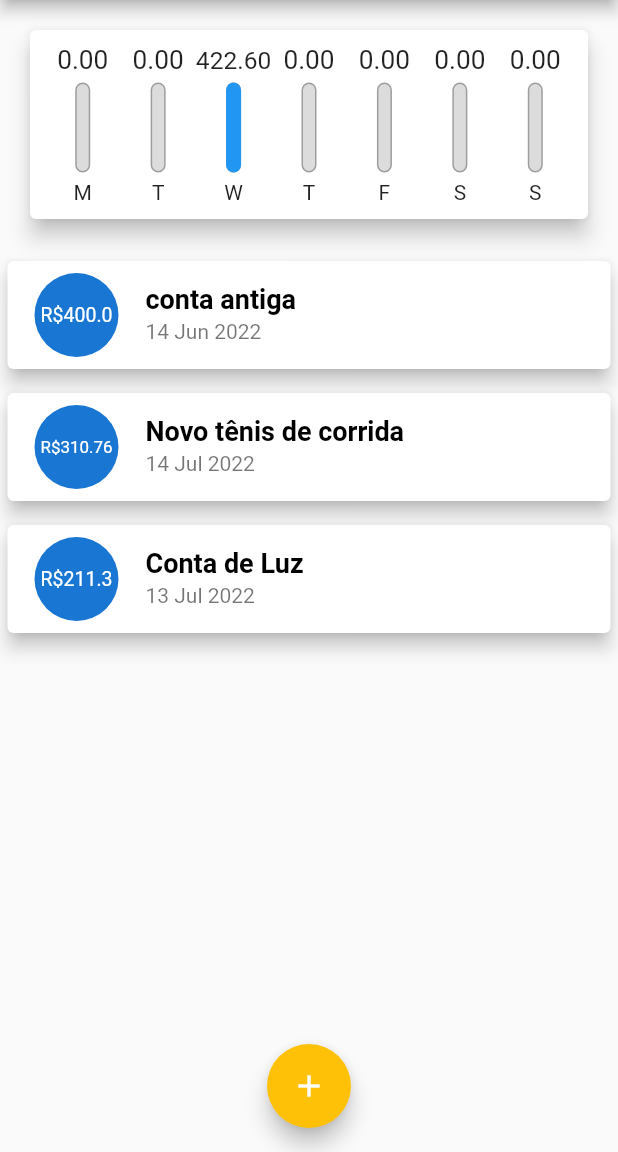
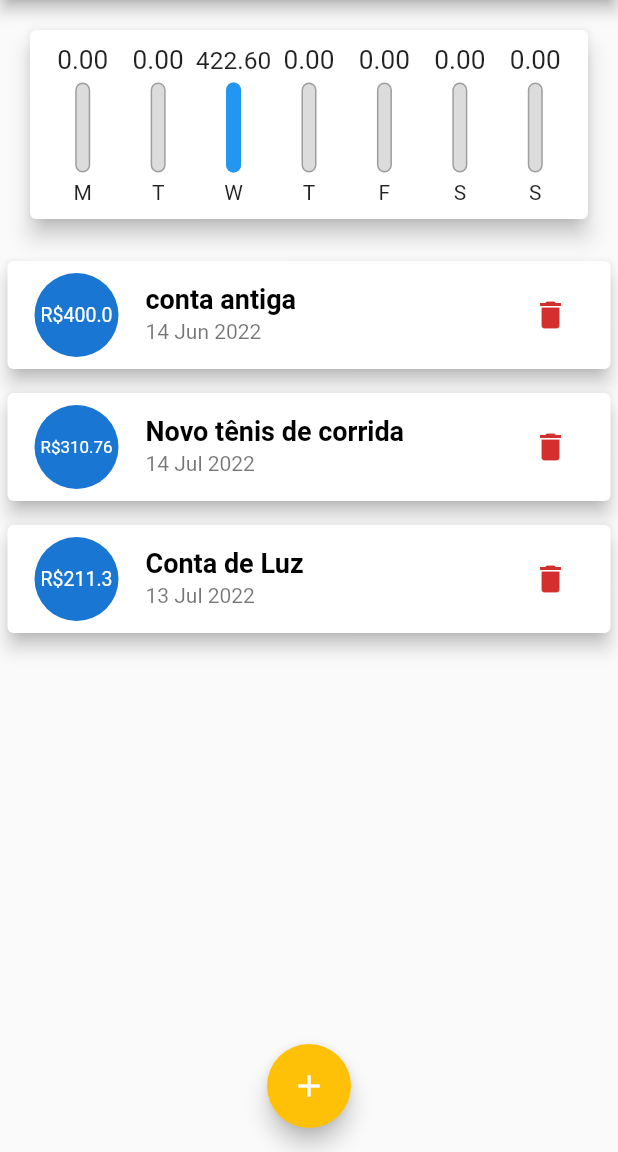
Before and after one commit to LuizRoberto18/ExpensesApp, a Flutter app: the screen it shows after launch, on a phone screen of 412 x 824 dp, the part 84-1236 px from its top. Run offline on Flutter 3.47's test engine with Material 2 defaults, Android fonts, the phone set to English and light mode, and no system bars; Roboto replaces fonts that are missing (EduQLDBeginner).

```diff
--- a/lib/components/transaction_list.dart
+++ b/lib/components/transaction_list.dart
@@ -4,13 +4,14 @@ import 'package:intl/intl.dart';
 
 class TransactionList extends StatelessWidget {
   final List<Transaction> transactions;
+  final void Function(String) onRemove;
 
-  TransactionList(this.transactions);
+  TransactionList(this.transactions, this.onRemove);
 
   @override
   Widget build(BuildContext context) {
     return Container(
-      height: 300,
+      height: 430,
       child: transactions.isEmpty
           ? Column(
               children: [
@@ -53,6 +54,11 @@ class TransactionList extends StatelessWidget {
                     subtitle: Text(
                       DateFormat('d MMM y').format(tr.date),
                     ),
+                    trailing: IconButton(
+                      onPressed: () => onRemove(tr.id),
+                      color: Theme.of(context).errorColor,
+                      icon: Icon(Icons.delete),
+                    ),
                   ),
                 );
               },
--- a/lib/main.dart
+++ b/lib/main.dart
@@ -105,6 +105,12 @@ class _MyHomePageState extends State<MyHomePage> {
     Navigator.of(context).pop();
   }
 
+  _deleteTransaction(String id) {
+    setState(() {
+      _transactions.retainWhere((tr) => tr.id == id);
+    });
+  }
+
   @override
   Widget build(BuildContext context) {
     return Scaffold(
@@ -122,7 +128,7 @@ class _MyHomePageState extends State<MyHomePage> {
           crossAxisAlignment: CrossAxisAlignment.stretch,
           children: [
             Chart(_recentTransactions),
-            TransactionList(_transactions),
+            TransactionList(_transactions, _deleteTransaction),
           ],
         ),
       ),
```
